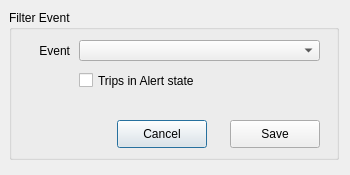
First picture: the form in eventFilter.ui, repository mikecv/etscrape, before the edit.
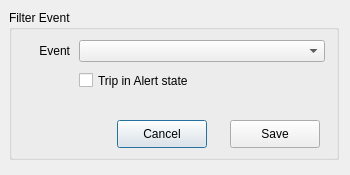
Second picture: the form after the edit.

Commit message:
Added trip/event filtering.
Several bug fixes and some cosmetic changes.

```diff
--- a/eventFilter.ui
+++ b/eventFilter.ui
@@ -79,16 +79,28 @@
      <rect>
       <x>70</x>
       <y>30</y>
-      <width>241</width>
-      <height>21</height>
+      <width>243</width>
+      <height>24</height>
      </rect>
     </property>
+    <property name="styleSheet">
+     <string notr="true"/>
+    </property>
+    <property name="editable">
+     <bool>false</bool>
+    </property>
     <property name="currentIndex">
      <number>-1</number>
     </property>
     <property name="maxVisibleItems">
      <number>5</number>
     </property>
+    <property name="sizeAdjustPolicy">
+     <enum>QComboBox::AdjustToContents</enum>
+    </property>
+    <property name="minimumContentsLength">
+     <number>27</number>
+    </property>
    </widget>
    <widget class="QPushButton" name="CancelDialogBtn">
     <property name="geometry">
@@ -132,7 +144,7 @@
      <enum>Qt::LeftToRight</enum>
     </property>
     <property name="text">
-     <string>Trips in Alert state</string>
+     <string>Trip in Alert state</string>
     </property>
    </widget>
   </widget>
```
The commit also changes 15 other files.
